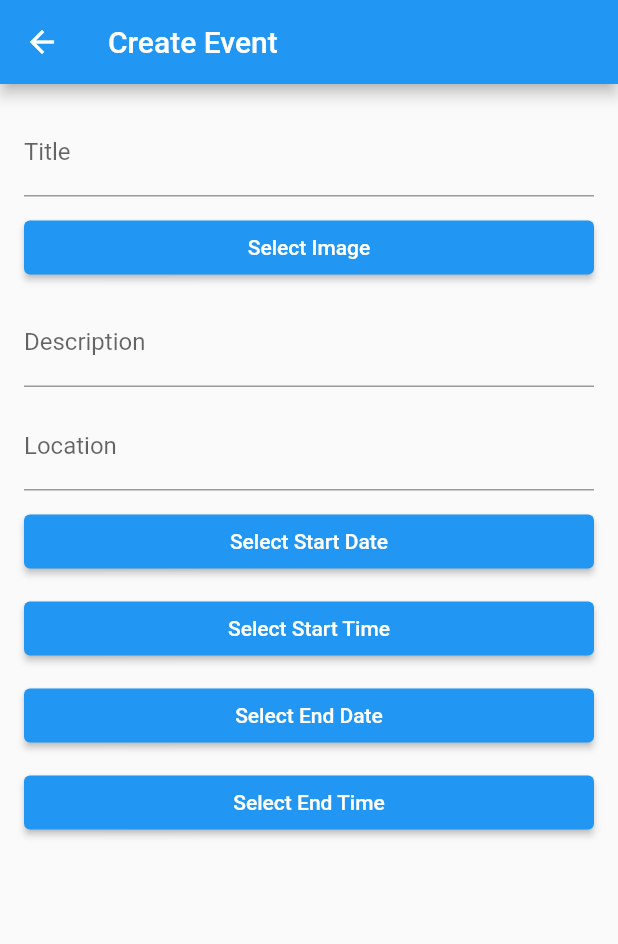
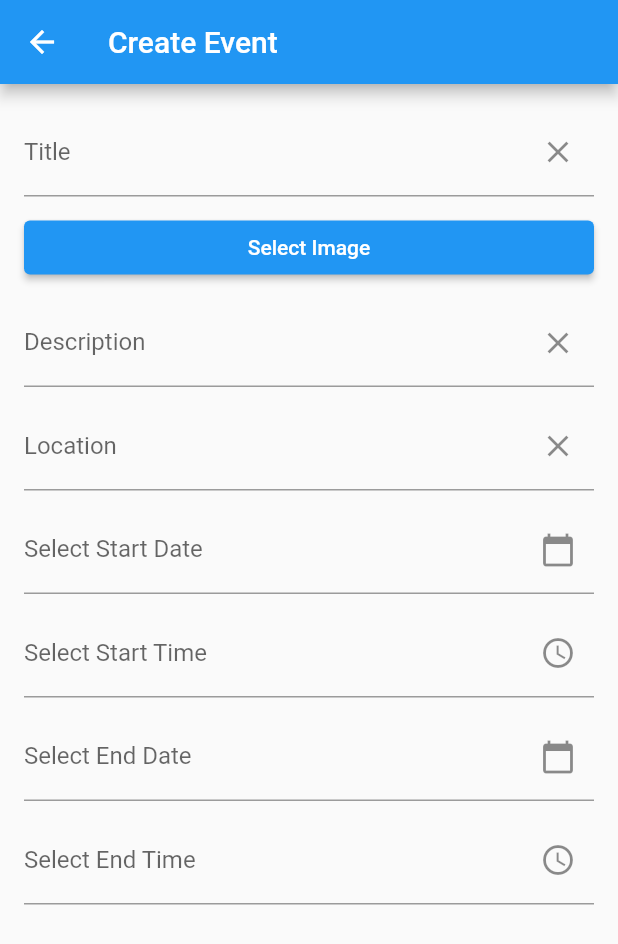
Before and after one commit to ixWatan/acteen-app-v2, a Flutter app: the CreateEventPage screen opened directly, on a phone screen of 412 x 824 dp. Shown: the top 944 px of the screen. Run offline on Flutter 3.47's test engine with Material 2 defaults, Android fonts, the phone set to English and light mode, and no system bars; our stand-ins replace cloud_firestore, firebase_auth, firebase_core, google_maps_flutter, image_picker, introduction_screen; accounts and stored records are empty; generated files the repository leaves out were written again.

Commit message:
Final touch

```diff
--- a/lib/create_event_page.dart
+++ b/lib/create_event_page.dart
@@ -145,11 +145,26 @@ class _CreateEventPageState extends State<CreateEventPage> {
       body: Padding(
         padding: const EdgeInsets.all(16.0),
         child: ListView(
-
           children: [
             TextField(
               controller: _titleController,
-              decoration: const InputDecoration(labelText: 'Title'),
+              decoration: InputDecoration(
+                labelText: 'Title',
+                suffixIcon: Row(
+                  mainAxisSize: MainAxisSize.min, // this will take the minimum space that is needed
+                  children: <Widget>[
+                    IconButton(
+                      icon: const Icon(Icons.clear),
+                      onPressed: () {
+                        _titleController.clear();
+                        setState(() {
+                          _titleController.clear();
+                        });
+                      },
+                    ),
+                  ],
+                ),
+              ),
             ),
             const SizedBox(height: 10),
             ElevatedButton(
@@ -157,26 +172,90 @@ class _CreateEventPageState extends State<CreateEventPage> {
               child: const Text('Select Image'),
             ),
             if (_selectedImage != null)
-              Image.file(
-                File(_selectedImage!.path),
-                height: 200,
-                width: 200,
+              Container(
+                height: 300,
+                width: 300,
+                decoration: BoxDecoration(
+                  border: Border.all(color: Colors.grey),
+                ),
+                child: Stack(
+                  children: [
+                    Center(
+                      child: Image.file(
+                        File(_selectedImage!.path),
+                        height: 300,
+                        width: 300,
+                        fit: BoxFit.cover,  // This will make the image fill the container
+                      ),
+                    ),
+                    Positioned(
+                      top: 0,
+                      right: 0,
+                      child: IconButton(
+                        icon: const Icon(
+                          Icons.clear,
+                          color: Colors.red,
+                        ),
+                        onPressed: () {
+                          setState(() {
+                            _selectedImage = null;
+                          });
+                        },
+                      ),
+                    ),
+                  ],
+                ),
               ),
+
+
             const SizedBox(height: 10),
             TextField(
               controller: _descriptionController,
-              decoration: const InputDecoration(labelText: 'Description'),
+              decoration: InputDecoration(
+                labelText: 'Description',
+                suffixIcon: Row(
+                  mainAxisSize: MainAxisSize.min, // this will take the minimum space that is needed
+                  children: <Widget>[
+                    IconButton(
+                      icon: const Icon(Icons.clear),
+                      onPressed: () {
+                        _descriptionController.clear();
+                        setState(() {
+                          _descriptionController.clear();
+                        });
+                      },
+                    ),
+                  ],
+                ),
+              ),
             ),
             const SizedBox(height: 10),
             TextField(
               controller: _locationController,
-              decoration: const InputDecoration(labelText: 'Location'),
+              decoration: InputDecoration(
+                labelText: 'Location',
+                suffixIcon: Row(
+                  mainAxisSize: MainAxisSize.min, // this will take the minimum space that is needed
+                  children: <Widget>[
+                    IconButton(
+                      icon: const Icon(Icons.clear),
+                      onPressed: () {
+                        _locationController.clear();
+                        // You might also want to clear the location suggestions here
+                        setState(() {
+                          _locationSuggestions.clear();
+                        });
+                      },
+                    ),
+                  ],
+                ),
+              ),
               onChanged: (value) {
                 // Update location suggestions when the user types
                 _getPlaceSuggestions(value);
-
               },
             ),
+
             // Display location suggestions as a dropdown menu
             if (_locationSuggestions.isNotEmpty)
               Container(
@@ -200,29 +279,61 @@ class _CreateEventPageState extends State<CreateEventPage> {
                 ),
               ),
             const SizedBox(height: 10),
-            ElevatedButton(
-              onPressed: () => _selectDate(context, true),
-              child: const Text('Select Start Date'),
+
+            // Start Date Picker
+            TextField(
+              readOnly: true,
+              controller: TextEditingController(text: _startDate != null ? _startDate!.toLocal().toString() : ''),
+              decoration: InputDecoration(
+                labelText: 'Select Start Date',
+                suffixIcon: IconButton(
+                  icon: const Icon(Icons.calendar_today),
+                  onPressed: () => _selectDate(context, true),
+                ),
+              ),
             ),
-            if (_startDate != null) Text('Selected date: ${_startDate!.toLocal()}'),
             const SizedBox(height: 10),
-            ElevatedButton(
-              onPressed: () => _selectTime(context, true),
-              child: const Text('Select Start Time'),
+
+            // Start Time Picker
+            TextField(
+              readOnly: true,
+              controller: TextEditingController(text: _startTime != null ? _startTime!.format(context) : ''),
+              decoration: InputDecoration(
+                labelText: 'Select Start Time',
+                suffixIcon: IconButton(
+                  icon: const Icon(Icons.access_time),
+                  onPressed: () => _selectTime(context, true),
+                ),
+              ),
             ),
-            if (_startTime != null) Text('Selected time: ${_startTime!.format(context)}'),
             const SizedBox(height: 10),
-            ElevatedButton(
-              onPressed: () => _selectDate(context, false),
-              child: const Text('Select End Date'),
+
+            // End Date Picker
+            TextField(
+              readOnly: true,
+              controller: TextEditingController(text: _endDate != null ? _endDate!.toLocal().toString() : ''),
+              decoration: InputDecoration(
+                labelText: 'Select End Date',
+                suffixIcon: IconButton(
+                  icon: const Icon(Icons.calendar_today),
+                  onPressed: () => _selectDate(context, false),
+                ),
+              ),
             ),
-            if (_endDate != null) Text('Selected date: ${_endDate!.toLocal()}'),
             const SizedBox(height: 10),
-            ElevatedButton(
-              onPressed: () => _selectTime(context, false),
-              child: const Text('Select End Time'),
+
+            // End Time Picker
+            TextField(
+              readOnly: true,
+              controller: TextEditingController(text: _endTime != null ? _endTime!.format(context) : ''),
+              decoration: InputDecoration(
+                labelText: 'Select End Time',
+                suffixIcon: IconButton(
+                  icon: const Icon(Icons.access_time),
+                  onPressed: () => _selectTime(context, false),
+                ),
+              ),
             ),
-            if (_endTime != null) Text('Selected time: ${_endTime!.format(context)}'),
           ],
         ),
       ),
```
